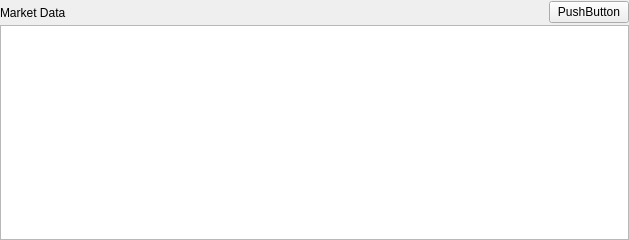
Qt form BlockSettleUILib/MarketDataWidget.ui (BlockSettle/terminal) before a commit.
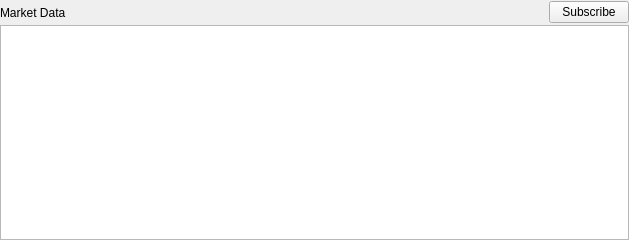
The same form after that commit. Custom widgets are drawn as their Qt base class.

Patch:
```diff
--- a/BlockSettleUILib/MarketDataWidget.ui
+++ b/BlockSettleUILib/MarketDataWidget.ui
@@ -112,7 +112,7 @@
       <item>
        <widget class="QPushButton" name="pushButtonMDConnection">
         <property name="text">
-         <string>PushButton</string>
+         <string>Subscribe</string>
         </property>
        </widget>
       </item>
```
